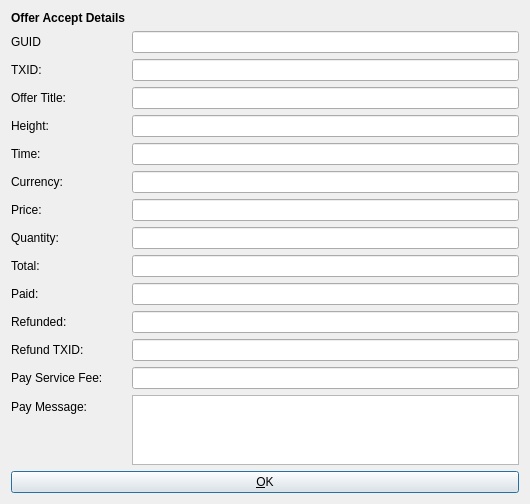
This is src/qt/forms/offeracceptinfodialog.ui in syscoin/syscoin1 as Qt 5 draws it before an edit. The edited form follows.
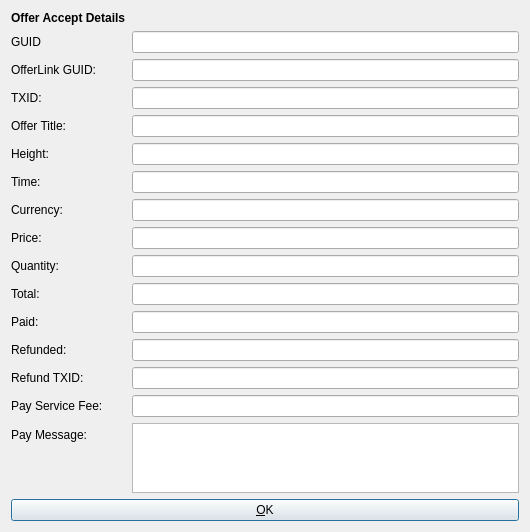
This is the edited form. Icons and pictures are not drawn.

Commit message:
offer refund qt + offer accept info dialog update
add refund qt option to my accepted offers screen and update accept info
dialog with refund guid information if it is a linked offer

The edit to the form file:
```diff
--- a/src/qt/forms/offeracceptinfodialog.ui
+++ b/src/qt/forms/offeracceptinfodialog.ui
@@ -35,168 +35,168 @@
        </property>
       </widget>
      </item>
-     <item row="2" column="1">
+     <item row="3" column="1">
       <widget class="QLineEdit" name="txidEdit">
        <property name="enabled">
         <bool>true</bool>
        </property>
       </widget>
      </item>
-     <item row="4" column="0">
+     <item row="5" column="0">
       <widget class="QLabel" name="label_6">
        <property name="text">
         <string>Height:</string>
        </property>
       </widget>
      </item>
-     <item row="4" column="1">
+     <item row="5" column="1">
       <widget class="QLineEdit" name="heightEdit">
        <property name="enabled">
         <bool>true</bool>
        </property>
       </widget>
      </item>
-     <item row="5" column="0">
+     <item row="6" column="0">
       <widget class="QLabel" name="label_5">
        <property name="text">
         <string>Time:</string>
        </property>
       </widget>
      </item>
-     <item row="5" column="1">
+     <item row="6" column="1">
       <widget class="QLineEdit" name="timeEdit">
        <property name="enabled">
         <bool>true</bool>
        </property>
       </widget>
      </item>
-     <item row="6" column="0">
+     <item row="7" column="0">
       <widget class="QLabel" name="label_12">
        <property name="text">
         <string>Currency:</string>
        </property>
       </widget>
      </item>
-     <item row="6" column="1">
+     <item row="7" column="1">
       <widget class="QLineEdit" name="currencyEdit">
        <property name="enabled">
         <bool>true</bool>
        </property>
       </widget>
      </item>
-     <item row="7" column="0">
+     <item row="8" column="0">
       <widget class="QLabel" name="label_7">
        <property name="text">
         <string>Price:</string>
        </property>
       </widget>
      </item>
-     <item row="7" column="1">
+     <item row="8" column="1">
       <widget class="QLineEdit" name="priceEdit">
        <property name="enabled">
         <bool>true</bool>
        </property>
       </widget>
      </item>
-     <item row="8" column="0">
+     <item row="9" column="0">
       <widget class="QLabel" name="label_13">
        <property name="text">
         <string>Quantity:</string>
        </property>
       </widget>
      </item>
-     <item row="8" column="1">
+     <item row="9" column="1">
       <widget class="QLineEdit" name="quantityEdit">
        <property name="enabled">
         <bool>true</bool>
        </property>
       </widget>
      </item>
-     <item row="9" column="0">
+     <item row="10" column="0">
       <widget class="QLabel" name="label_9">
        <property name="text">
         <string>Total:</string>
        </property>
       </widget>
      </item>
-     <item row="9" column="1">
+     <item row="10" column="1">
       <widget class="QLineEdit" name="totalEdit">
        <property name="enabled">
         <bool>true</bool>
        </property>
       </widget>
      </item>
-     <item row="10" column="0">
+     <item row="11" column="0">
       <widget class="QLabel" name="label_8">
        <property name="text">
         <string>Paid:</string>
        </property>
       </widget>
      </item>
-     <item row="10" column="1">
+     <item row="11" column="1">
       <widget class="QLineEdit" name="paidEdit">
        <property name="enabled">
         <bool>true</bool>
        </property>
       </widget>
      </item>
-     <item row="11" column="0">
+     <item row="12" column="0">
       <widget class="QLabel" name="label_10">
        <property name="text">
         <string>Refunded:</string>
        </property>
       </widget>
      </item>
-     <item row="11" column="1">
+     <item row="12" column="1">
       <widget class="QLineEdit" name="refundedEdit">
        <property name="enabled">
         <bool>true</bool>
        </property>
       </widget>
      </item>
-     <item row="13" column="0">
+     <item row="14" column="0">
       <widget class="QLabel" name="refundTXIDLabel">
        <property name="text">
         <string>Refund TXID:</string>
        </property>
       </widget>
      </item>
-     <item row="13" column="1">
+     <item row="14" column="1">
       <widget class="QLineEdit" name="paytxidEdit">
        <property name="enabled">
         <bool>true</bool>
        </property>
       </widget>
      </item>
-     <item row="14" column="0">
+     <item row="15" column="0">
       <widget class="QLabel" name="label">
        <property name="text">
         <string>Pay Service Fee:</string>
        </property>
       </widget>
      </item>
-     <item row="14" column="1">
+     <item row="15" column="1">
       <widget class="QLineEdit" name="payservicefeeEdit">
        <property name="enabled">
         <bool>true</bool>
        </property>
       </widget>
      </item>
-     <item row="16" column="0">
+     <item row="17" column="0">
       <widget class="QLabel" name="label_11">
        <property name="text">
         <string>Pay Message:</string>
        </property>
       </widget>
      </item>
-     <item row="16" column="1">
+     <item row="17" column="1">
       <widget class="QTextEdit" name="paymessageEdit">
        <property name="enabled">
         <bool>true</bool>
        </property>
       </widget>
      </item>
-     <item row="2" column="0">
+     <item row="3" column="0">
       <widget class="QLabel" name="label_4">
        <property name="text">
         <string>TXID:</string>
@@ -213,16 +213,26 @@
      <item row="1" column="1">
       <widget class="QLineEdit" name="guidEdit"/>
      </item>
-     <item row="3" column="0">
+     <item row="4" column="0">
       <widget class="QLabel" name="label_14">
        <property name="text">
         <string>Offer Title:</string>
        </property>
       </widget>
      </item>
-     <item row="3" column="1">
+     <item row="4" column="1">
       <widget class="QLineEdit" name="titleEdit"/>
      </item>
+     <item row="2" column="0">
+      <widget class="QLabel" name="linkGUIDLabel">
+       <property name="text">
+        <string>OfferLink GUID:</string>
+       </property>
+      </widget>
+     </item>
+     <item row="2" column="1">
+      <widget class="QLineEdit" name="linkGUIDEdit"/>
+     </item>
     </layout>
    </item>
    <item>
```
The commit also changes 4 other files.
